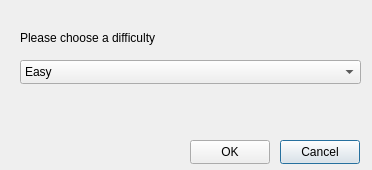
The window that difficultydialog.ui (swiczka/gwent-qt) describes before a commit, drawn with Qt 5.
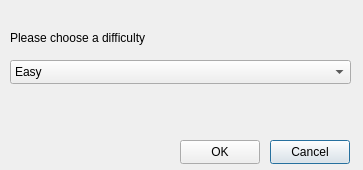
The same window after the commit. Icons and pictures are not drawn.

What changed in the file:
```diff
--- a/difficultydialog.ui
+++ b/difficultydialog.ui
@@ -6,7 +6,7 @@
    <rect>
     <x>0</x>
     <y>0</y>
-    <width>372</width>
+    <width>363</width>
     <height>170</height>
    </rect>
   </property>
@@ -16,7 +16,7 @@
   <widget class="QLabel" name="label">
    <property name="geometry">
     <rect>
-     <x>20</x>
+     <x>10</x>
      <y>30</y>
      <width>151</width>
      <height>16</height>
@@ -29,7 +29,7 @@
   <widget class="QComboBox" name="diffComboBox">
    <property name="geometry">
     <rect>
-     <x>20</x>
+     <x>10</x>
      <y>60</y>
      <width>341</width>
      <height>24</height>
@@ -49,7 +49,7 @@
   <widget class="QPushButton" name="cancelButton">
    <property name="geometry">
     <rect>
-     <x>280</x>
+     <x>270</x>
      <y>140</y>
      <width>80</width>
      <height>24</height>
@@ -62,7 +62,7 @@
   <widget class="QPushButton" name="okButton">
    <property name="geometry">
     <rect>
-     <x>190</x>
+     <x>180</x>
      <y>140</y>
      <width>80</width>
      <height>24</height>
```
Left out of the diff: 3 changed lines with no effect on the pictures.
